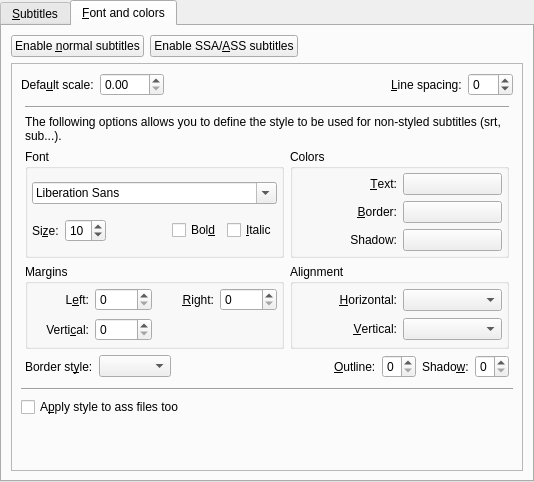
Before: the Qt Designer form src/prefsubtitles.ui in wilbert2000/wzplayer, drawn with Qt 5.
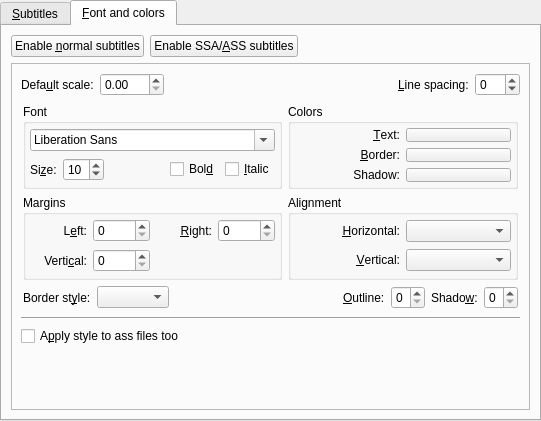
After: the same form once the commit is applied. The open tabs and pages were chosen to show the change. Custom widgets are drawn as their Qt base class.

Commit message: The SSA/ASS section in preferences is smaller

```diff
--- a/src/prefsubtitles.ui
+++ b/src/prefsubtitles.ui
@@ -5,8 +5,8 @@
    <rect>
     <x>0</x>
     <y>0</y>
-    <width>534</width>
-    <height>482</height>
+    <width>541</width>
+    <height>421</height>
    </rect>
   </property>
   <property name="windowTitle" >
@@ -787,41 +787,18 @@
              </property>
              <layout class="QGridLayout" >
               <property name="leftMargin" >
-               <number>4</number>
+               <number>2</number>
               </property>
               <property name="topMargin" >
-               <number>4</number>
+               <number>2</number>
               </property>
               <property name="rightMargin" >
-               <number>4</number>
+               <number>2</number>
               </property>
               <property name="bottomMargin" >
-               <number>4</number>
+               <number>2</number>
               </property>
-              <item row="0" column="0" colspan="2" >
-               <widget class="Line" name="line_2" >
-                <property name="sizePolicy" >
-                 <sizepolicy vsizetype="Fixed" hsizetype="Expanding" >
-                  <horstretch>0</horstretch>
-                  <verstretch>0</verstretch>
-                 </sizepolicy>
-                </property>
-                <property name="orientation" >
-                 <enum>Qt::Horizontal</enum>
-                </property>
-               </widget>
-              </item>
-              <item row="1" column="0" colspan="2" >
-               <widget class="QLabel" name="label_10" >
-                <property name="text" >
-                 <string>The following options allows you to define the style to be used for non-styled subtitles (srt, sub...).</string>
-                </property>
-                <property name="wordWrap" >
-                 <bool>true</bool>
-                </property>
-               </widget>
-              </item>
-              <item row="2" column="0" >
+              <item row="0" column="0" >
                <widget class="QGroupBox" name="groupBox_4" >
                 <property name="title" >
                  <string>Font</string>
@@ -909,7 +886,7 @@
                 </layout>
                </widget>
               </item>
-              <item row="2" column="1" >
+              <item row="0" column="1" >
                <widget class="QGroupBox" name="groupBox_7" >
                 <property name="title" >
                  <string>Colors</string>
@@ -942,6 +919,12 @@
                  </item>
                  <item row="0" column="1" >
                   <widget class="SelectColorButton" name="style_text_color_button" >
+                   <property name="sizePolicy" >
+                    <sizepolicy vsizetype="Ignored" hsizetype="Minimum" >
+                     <horstretch>0</horstretch>
+                     <verstretch>0</verstretch>
+                    </sizepolicy>
+                   </property>
                    <property name="text" >
                     <string/>
                    </property>
@@ -962,6 +945,12 @@
                  </item>
                  <item row="1" column="1" >
                   <widget class="SelectColorButton" name="style_border_color_button" >
+                   <property name="sizePolicy" >
+                    <sizepolicy vsizetype="Ignored" hsizetype="Minimum" >
+                     <horstretch>0</horstretch>
+                     <verstretch>0</verstretch>
+                    </sizepolicy>
+                   </property>
                    <property name="text" >
                     <string/>
                    </property>
@@ -979,6 +968,12 @@
                  </item>
                  <item row="2" column="1" >
                   <widget class="SelectColorButton" name="style_shadow_color_button" >
+                   <property name="sizePolicy" >
+                    <sizepolicy vsizetype="Ignored" hsizetype="Minimum" >
+                     <horstretch>0</horstretch>
+                     <verstretch>0</verstretch>
+                    </sizepolicy>
+                   </property>
                    <property name="text" >
                     <string/>
                    </property>
@@ -987,7 +982,7 @@
                 </layout>
                </widget>
               </item>
-              <item row="3" column="0" >
+              <item row="1" column="0" >
                <widget class="QGroupBox" name="groupBox_8" >
                 <property name="title" >
                  <string>Margins</string>
@@ -1069,7 +1064,7 @@
                 </layout>
                </widget>
               </item>
-              <item row="3" column="1" >
+              <item row="1" column="1" >
                <widget class="QGroupBox" name="groupBox_9" >
                 <property name="title" >
                  <string>Alignment</string>
@@ -1122,7 +1117,7 @@
                 </layout>
                </widget>
               </item>
-              <item row="4" column="0" colspan="2" >
+              <item row="2" column="0" colspan="2" >
                <layout class="QHBoxLayout" >
                 <item>
                  <widget class="QLabel" name="label_5" >
```
The commit also changes 1 other file.
